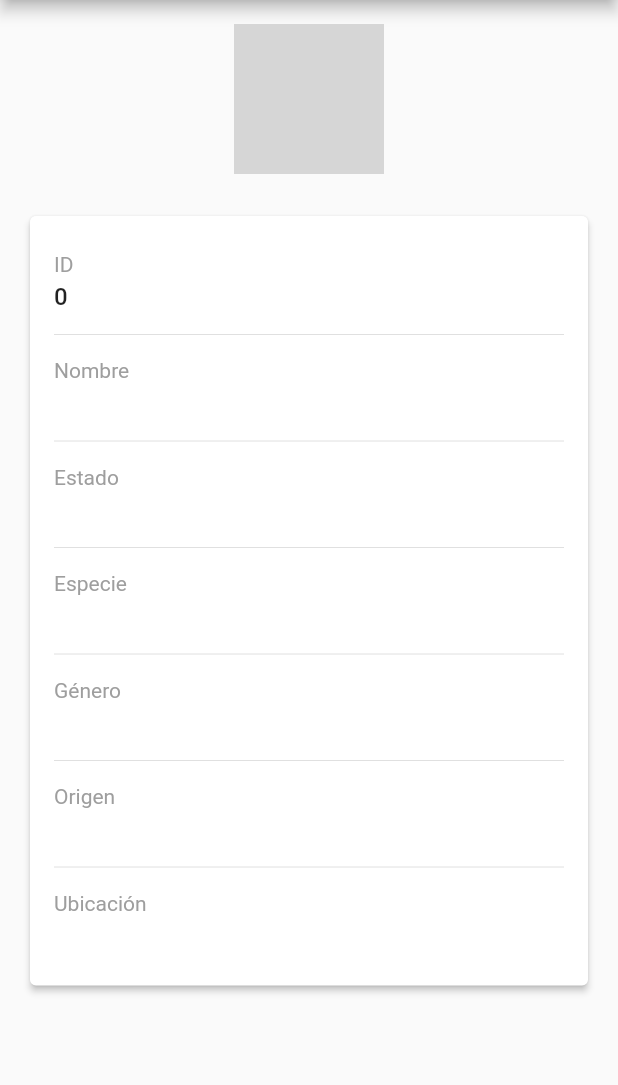
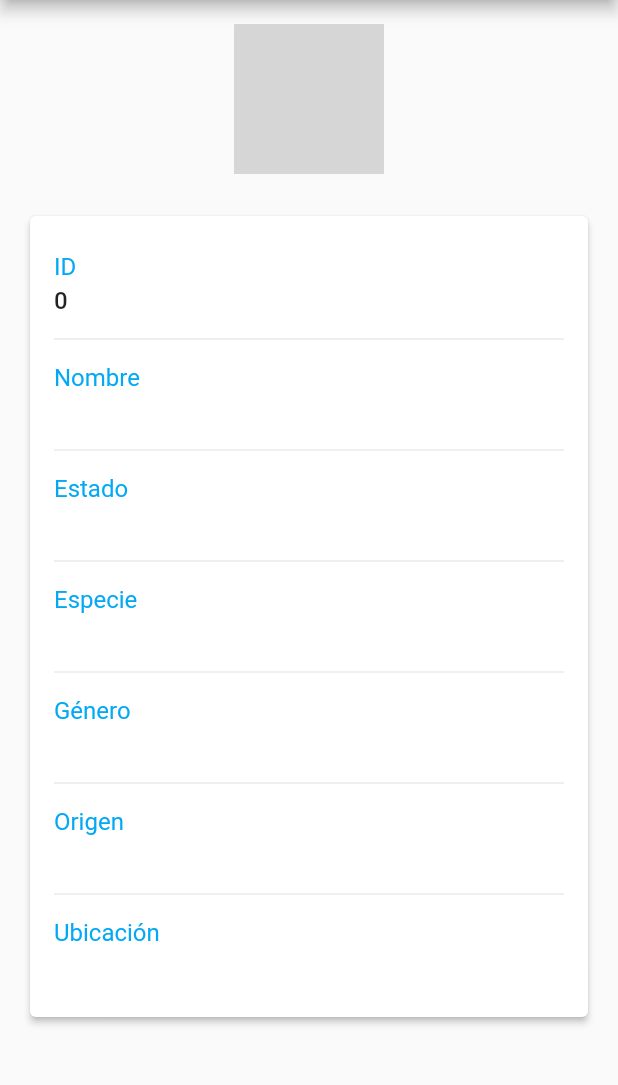
Before and after one commit to AT1927/taller_graphql, a Flutter app: the CharacterDetailScreen screen opened directly with empty values, on a phone screen of 412 x 824 dp, the part 84-1169 px from its top. Run offline on Flutter 3.47's test engine with Material 3 defaults, Android fonts, the phone set to English and light mode, and no system bars; our stand-ins replace get, graphql_flutter; network calls fail; grey boxes are pictures that could not be loaded.

Commit message:
Changed icons and colors

```diff
--- a/lib/main.dart
+++ b/lib/main.dart
@@ -24,7 +24,7 @@ class MyApp extends StatelessWidget {
     return GraphQLProvider(
       client: GraphQLConfig.clientToQuery(),
       child: GetMaterialApp(
-        title: 'Flutter GraphQL App',
+        title: 'Flutter GraphQL App - Rick and Morty API',
         theme: ThemeData(primarySwatch: Colors.blue, useMaterial3: false),
         home: HomeScreen(),
         debugShowCheckedModeBanner: false,
--- a/lib/screens/character_detail_screen.dart
+++ b/lib/screens/character_detail_screen.dart
@@ -69,7 +69,7 @@ class CharacterDetailScreen extends StatelessWidget {
       child: Column(
         crossAxisAlignment: CrossAxisAlignment.start,
         children: [
-          Text(label, style: TextStyle(fontSize: 14, color: Colors.grey)),
+          Text(label, style: TextStyle(fontSize: 16, color: Colors.lightBlue)),
           SizedBox(height: 4),
           Text(
             value,
--- a/lib/screens/home_screen.dart
+++ b/lib/screens/home_screen.dart
@@ -16,7 +16,7 @@ class HomeScreen extends StatelessWidget {
     return Scaffold(
       appBar: AppBar(
         title: Text('GraphQL - Rick and Morty API'),
-        elevation: 2,
+        elevation: 3,
         actions: [
           IconButton(
             icon: Image.asset('assets/images/custom_icon.png'),
```
Also changed, not shown: lib/widgets/character_card.dart (+7 -3 lines).
